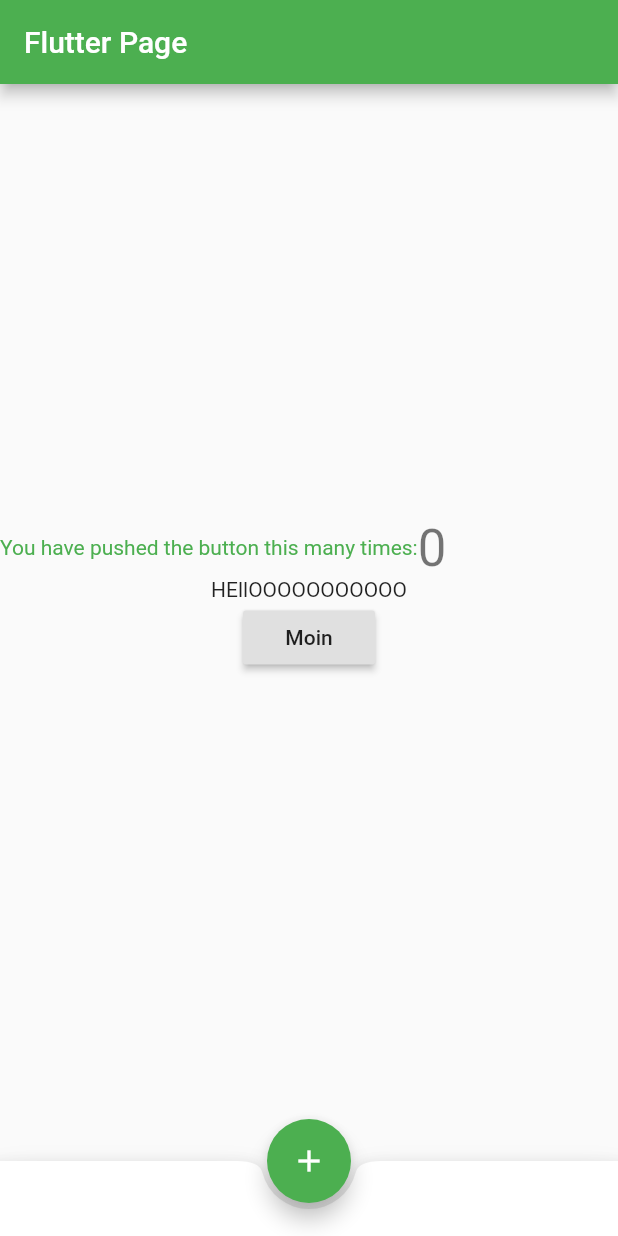
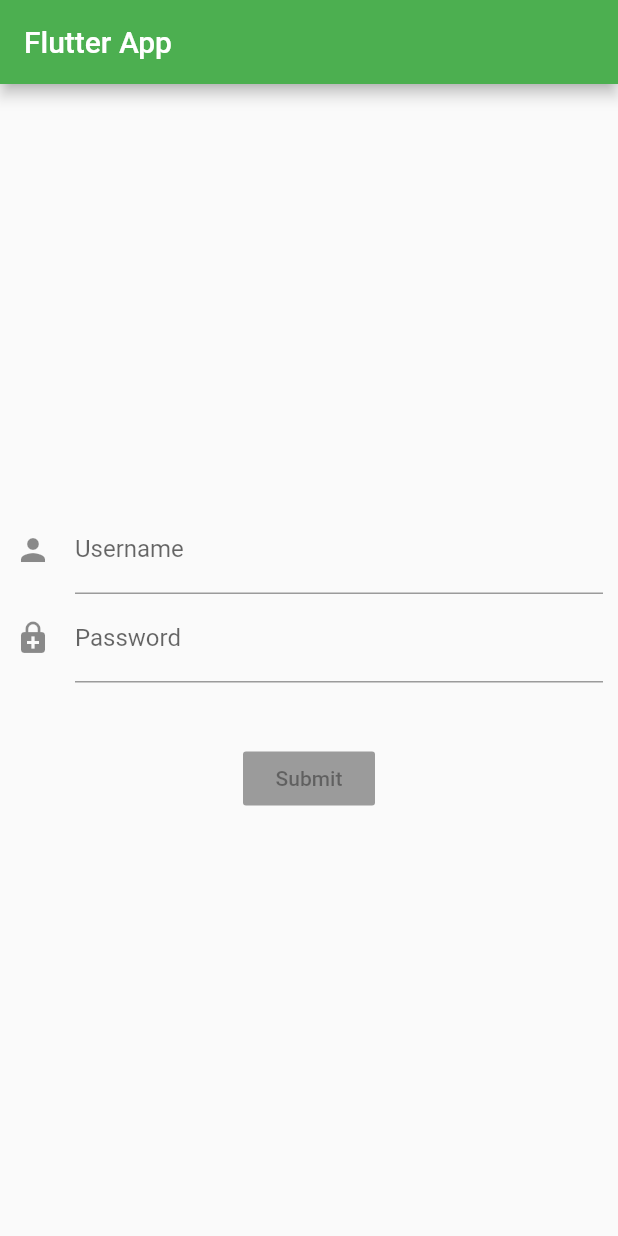
Before and after one commit to mdmoin786313/it-dictionary, a Flutter app: the screen it shows after launch, on a phone screen of 412 x 824 dp. Run offline on Flutter 3.47's test engine with Material 2 defaults, Android fonts, the phone set to English and light mode, and no system bars.

```diff
--- a/lib/main.dart
+++ b/lib/main.dart
@@ -9,7 +9,7 @@ class MyApp extends StatelessWidget {
       title: 'Flutter Demo',
       debugShowCheckedModeBanner: false,
       theme: ThemeData(primarySwatch: Colors.green),
-      home: MyHomePage(title: 'Flutter Page'),
+      home: MyHomePage(title: 'Flutter App'),
     );
   }
 }
@@ -23,67 +23,44 @@ class MyHomePage extends StatefulWidget {
 }
 
 class _MyHomePageState extends State<MyHomePage> {
-  int _counter = 0;
-  String _name = 'Moin';
-
-  void _incrementCounter() {
-    setState(() {
-      _counter++;
-    });
-  }
-
+  final _finalkey = GlobalKey<FormState>();
   @override
   Widget build(BuildContext context) {
     return Scaffold(
       appBar: AppBar(
         title: Text(widget.title),
       ),
-      body: Center(
+      body: Form(
+        key: _finalkey,
+        child: Padding(
+          padding: const EdgeInsets.all(10.0),
           child: Column(
             mainAxisAlignment: MainAxisAlignment.center,
             children: <Widget>[
-            Row(
-              children: <Widget>[
-                Text(
-                  'You have pushed the button this many times:',
-                  style: TextStyle(color: Colors.green),
+              TextFormField(
+                decoration: const InputDecoration(
+                  icon: const Icon(Icons.person),
+                  hintText: 'Enter your username',
+                  labelText: 'Username',
                 ),
-                Text(
-                  '$_counter',
-                  style: Theme.of(context).textTheme.display1,
               ),
-              ],
+              TextFormField(
+                decoration: const InputDecoration(
+                  icon: const Icon(Icons.enhanced_encryption),
+                  hintText: 'Enter your paassword',
+                  labelText: 'Password',
                 ),
-            SizedBox(
-                height: 100,
-                child: Column(
-                  children: <Widget>[
-                    Text('HEllOOOOOOOOOOO'),
-                    RaisedButton(
-                      child: Text(_name),
-                      onPressed: () => {
-                        setState(() => {
-                          _name = _name == 'Moin'? 'Nihal':'Moin'
-                        })
-                      },
-                    )
-                  ],
-                ))
+              ),
+              new Container(
+                  padding: const EdgeInsets.only(top: 40.0),
+                  child: new RaisedButton(
+                    child: const Text('Submit'),
+                    onPressed: null,
+                  )),
             ],
           ),
         ),
-      bottomNavigationBar: BottomAppBar(
-        shape: const CircularNotchedRectangle(),
-        child: Container(
-          height: 50.0,
       ),
-      ),
-      floatingActionButton: FloatingActionButton(
-        onPressed: _incrementCounter,
-        tooltip: 'Increment',
-        child: Icon(Icons.add),
-      ),
-      floatingActionButtonLocation: FloatingActionButtonLocation.centerDocked,
     );
   }
 }
--- /dev/null
+++ b/lib/src/home.dart
@@ -0,0 +1,20 @@
+import 'package:flutter/material.dart';
+
+class Home extends StatefulWidget {
+  @override
+  _HomeState createState() => _HomeState();
+}
+
+class _HomeState extends State<Home> {
+  @override
+  Widget build(BuildContext context) {
+    return Padding(
+      padding: EdgeInsets.all(10.0),
+      child: Column(
+        children: <Widget>[
+          Text('Hello mfs')
+        ],
+      ),
+    );
+  }
+}
```
Lines whose indentation alone changed are shown as unchanged.
